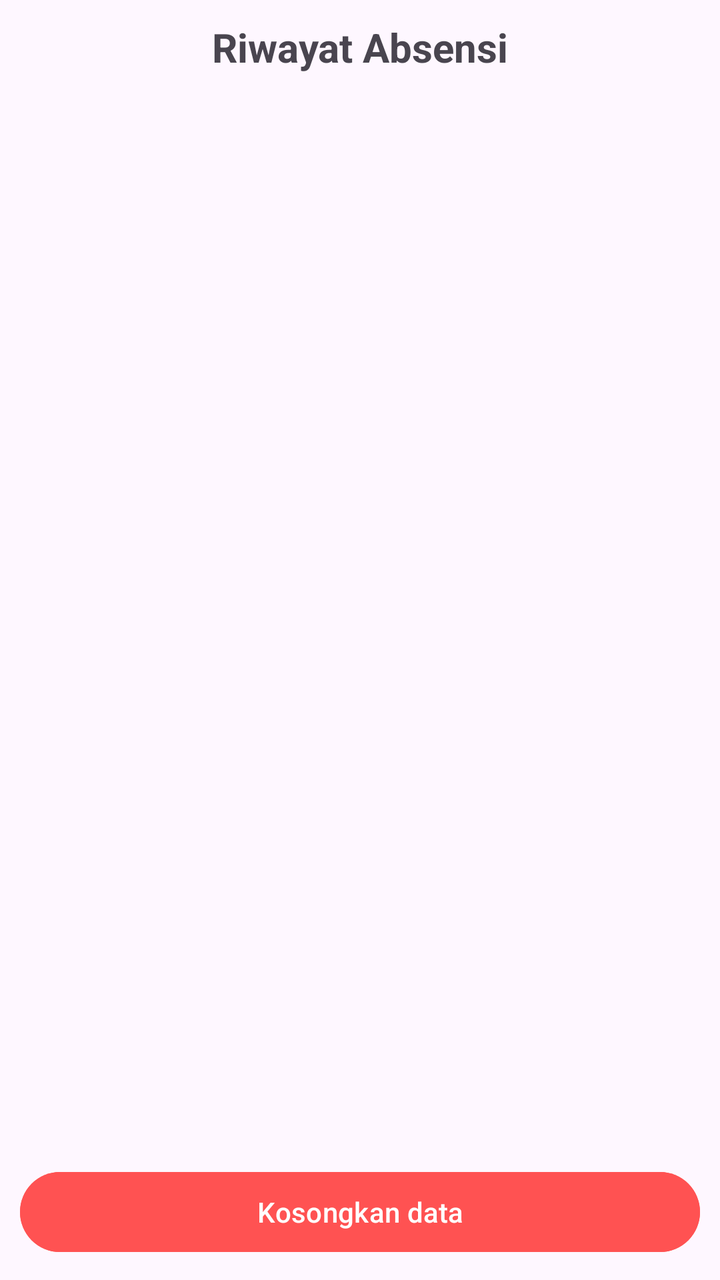
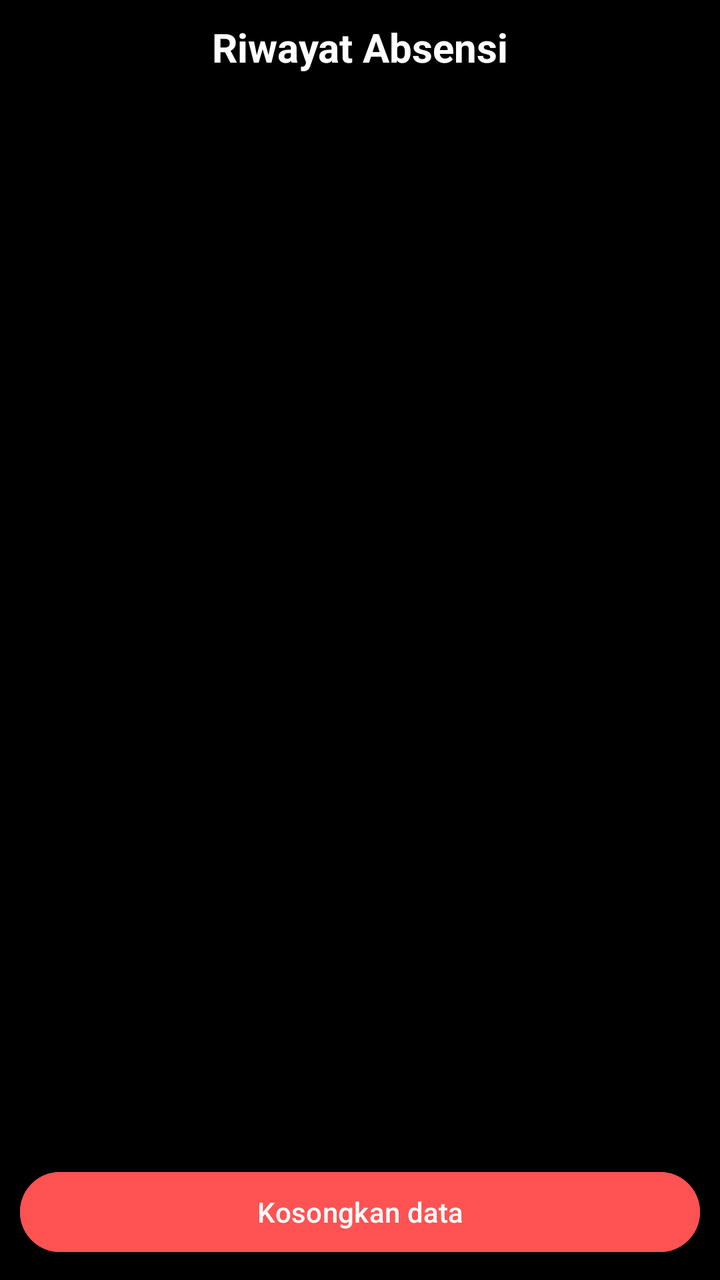

An Android layout rendered at two revisions. The XML below is the earlier revision; the diff shows what the commit changed to produce the second picture.
<!-- AndroidManifest.xml: application theme Theme.Moreno240040017BA244 -->
<!-- res/layout/activity_riwayat.xml -->
<?xml version="1.0" encoding="utf-8"?>
<LinearLayout xmlns:android="http://schemas.android.com/apk/res/android"
    android:id="@+id/main"
    android:layout_width="match_parent"
    android:layout_height="match_parent"
    android:orientation="vertical"
    android:padding="10dp">

    <TextView
        android:layout_width="match_parent"
        android:layout_height="wrap_content"
        android:text="Riwayat Absensi"
        android:textSize="20sp"
        android:textStyle="bold"
        android:gravity="center"
        android:layout_marginBottom="10dp" />

    <ListView
        android:id="@+id/lvRiwayat"
        android:layout_width="match_parent"
        android:layout_height="0dp"
        android:layout_weight="1"
        android:dividerHeight="1dp" />

    <Button
        android:id="@+id/btnKosong"
        android:layout_width="match_parent"
        android:layout_height="wrap_content"
        android:layout_marginTop="10dp"
        android:text="@string/btnKosong"
        android:backgroundTint="#FF5252"
        android:textColor="@color/white" />

</LinearLayout>
<!-- resources referenced by this layout -->
<resources>
  <color name="white">#FFFFFFFF</color>
  <string name="btnKosong">Kosongkan data</string>
  <style name="Theme.Moreno240040017BA244" parent="Base.Theme.Moreno240040017BA244" />
  <style name="Base.Theme.Moreno240040017BA244" parent="Theme.Material3.DayNight.NoActionBar">
          
          
      </style>
</resources>

<!-- the commit's change to res/layout/activity_riwayat.xml (unified diff, before → after) -->
@@ -4,7 +4,8 @@
     android:layout_width="match_parent"
     android:layout_height="match_parent"
     android:orientation="vertical"
-    android:padding="10dp">
+    android:padding="10dp"
+    android:background="@color/black">
 
     <TextView
         android:layout_width="match_parent"
@@ -13,6 +14,7 @@
         android:textSize="20sp"
         android:textStyle="bold"
         android:gravity="center"
+        android:textColor="@color/white"
         android:layout_marginBottom="10dp" />
 
     <ListView
@@ -20,6 +22,7 @@
         android:layout_width="match_parent"
         android:layout_height="0dp"
         android:layout_weight="1"
+        android:divider="#333333"
         android:dividerHeight="1dp" />
 
     <Button
<!-- resource entries referenced after the edit -->
@@ -1,11 +1,14 @@
 <!-- resources referenced by this layout -->
 <resources>
+  <color name="black">#FF000000</color>
   <color name="white">#FFFFFFFF</color>
   <string name="btnKosong">Kosongkan data</string>
   <style name="Theme.Moreno240040017BA244" parent="Base.Theme.Moreno240040017BA244" />
   <style name="Base.Theme.Moreno240040017BA244" parent="Theme.Material3.DayNight.NoActionBar">
           
-          
+          <item name="android:windowBackground">@color/black</item>
+          <item name="android:statusBarColor">@color/black</item>
+          <item name="android:navigationBarColor">@color/black</item>
       </style>
 </resources>
 
